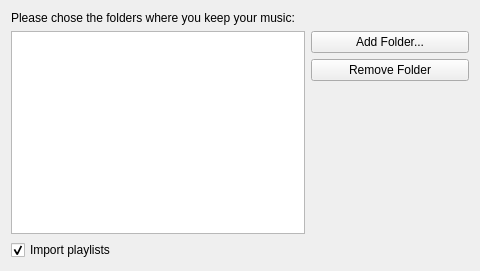
This is directorylistbase.ui in KDE/juk as Qt 5 draws it before an edit. The edited form follows.
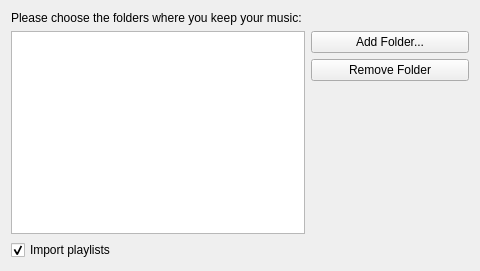
This is the edited form. Custom widgets are drawn as their Qt base class.

Commit message:
fix typo: chose->choose
http://www.merriam-webster.com/dictionary/choose

```diff
--- a/directorylistbase.ui
+++ b/directorylistbase.ui
@@ -16,7 +16,7 @@
      <item>
       <widget class="QLabel" name="informationLabel">
        <property name="text">
-        <string>Please chose the folders where you keep your music:</string>
+        <string>Please choose the folders where you keep your music:</string>
        </property>
        <property name="alignment">
         <set>Qt::AlignVCenter</set>
```
